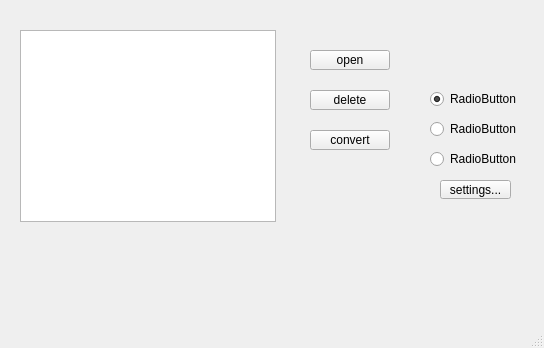
This is mainwindow.ui in znso4/imageconverter as Qt 5 draws it before an edit. The edited form follows.
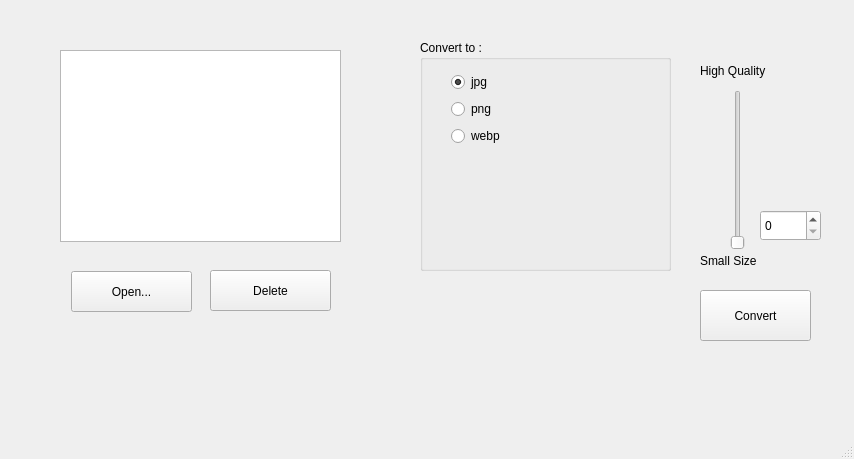
This is the edited form.

The edit to the form file:
```diff
--- a/mainwindow.ui
+++ b/mainwindow.ui
@@ -6,8 +6,8 @@
    <rect>
     <x>0</x>
     <y>0</y>
-    <width>544</width>
-    <height>348</height>
+    <width>854</width>
+    <height>459</height>
    </rect>
   </property>
   <property name="acceptDrops">
@@ -17,64 +17,64 @@
    <string>MainWindow</string>
   </property>
   <widget class="QWidget" name="centralWidget">
-   <widget class="QPushButton" name="pbAdd">
+   <widget class="QGroupBox" name="groupBox">
     <property name="geometry">
      <rect>
-      <x>310</x>
-      <y>50</y>
-      <width>80</width>
-      <height>20</height>
+      <x>420</x>
+      <y>40</y>
+      <width>251</width>
+      <height>231</height>
      </rect>
     </property>
-    <property name="text">
-     <string>open</string>
+    <property name="title">
+     <string>Convert to :</string>
     </property>
-   </widget>
-   <widget class="QPushButton" name="pbDelete">
-    <property name="geometry">
-     <rect>
-      <x>310</x>
-      <y>90</y>
-      <width>80</width>
-      <height>20</height>
-     </rect>
-    </property>
-    <property name="text">
-     <string>delete</string>
-    </property>
-   </widget>
-   <widget class="QToolButton" name="tbSettings">
-    <property name="geometry">
-     <rect>
-      <x>440</x>
-      <y>180</y>
-      <width>71</width>
-      <height>19</height>
-     </rect>
-    </property>
-    <property name="text">
-     <string>settings...</string>
-    </property>
-   </widget>
-   <widget class="QPushButton" name="pbStart">
-    <property name="geometry">
-     <rect>
-      <x>310</x>
-      <y>130</y>
-      <width>80</width>
-      <height>20</height>
-     </rect>
-    </property>
-    <property name="text">
-     <string>convert</string>
-    </property>
+    <widget class="QWidget" name="verticalLayoutWidget">
+     <property name="geometry">
+      <rect>
+       <x>20</x>
+       <y>20</y>
+       <width>160</width>
+       <height>101</height>
+      </rect>
+     </property>
+     <layout class="QVBoxLayout" name="verticalLayout">
+      <item>
+       <widget class="QRadioButton" name="rbJpg">
+        <property name="text">
+         <string>jpg</string>
+        </property>
+        <property name="checked">
+         <bool>true</bool>
+        </property>
+       </widget>
+      </item>
+      <item>
+       <widget class="QRadioButton" name="rbPng">
+        <property name="text">
+         <string>png</string>
+        </property>
+        <property name="checked">
+         <bool>false</bool>
+        </property>
+       </widget>
+      </item>
+      <item>
+       <widget class="QRadioButton" name="rbWebp">
+        <property name="text">
+         <string>webp</string>
+        </property>
+       </widget>
+      </item>
+     </layout>
+    </widget>
    </widget>
    <widget class="QListView" name="lvFiles">
     <property name="geometry">
      <rect>
-      <x>20</x>
-      <y>30</y>
-      <width>256</width>
+      <x>60</x>
+      <y>50</y>
+      <width>281</width>
       <height>192</height>
      </rect>
     </property>
@@ -94,46 +94,98 @@
      <enum>QAbstractItemView::ContiguousSelection</enum>
     </property>
    </widget>
-   <widget class="QRadioButton" name="rbJpeg">
+   <widget class="QPushButton" name="pbConvert">
     <property name="geometry">
      <rect>
-      <x>430</x>
+      <x>700</x>
+      <y>290</y>
+      <width>111</width>
+      <height>51</height>
+     </rect>
+    </property>
+    <property name="text">
+     <string>Convert</string>
+    </property>
+   </widget>
+   <widget class="QPushButton" name="pbAdd">
+    <property name="geometry">
+     <rect>
+      <x>71</x>
+      <y>271</y>
+      <width>121</width>
+      <height>41</height>
+     </rect>
+    </property>
+    <property name="text">
+     <string>Open...</string>
+    </property>
+   </widget>
+   <widget class="QPushButton" name="pbDelete">
+    <property name="geometry">
+     <rect>
+      <x>210</x>
+      <y>270</y>
+      <width>121</width>
+      <height>41</height>
+     </rect>
+    </property>
+    <property name="text">
+     <string>Delete</string>
+    </property>
+   </widget>
+   <widget class="QSlider" name="verticalSlider">
+    <property name="geometry">
+     <rect>
+      <x>730</x>
       <y>90</y>
-      <width>91</width>
-      <height>18</height>
+      <width>16</width>
+      <height>160</height>
      </rect>
     </property>
-    <property name="text">
-     <string>RadioButton</string>
+    <property name="maximum">
+     <number>100</number>
     </property>
-    <property name="checked">
-     <bool>true</bool>
+    <property name="orientation">
+     <enum>Qt::Vertical</enum>
     </property>
    </widget>
-   <widget class="QRadioButton" name="rbPng">
+   <widget class="QSpinBox" name="spinBox">
     <property name="geometry">
      <rect>
-      <x>430</x>
-      <y>120</y>
-      <width>91</width>
-      <height>18</height>
+      <x>760</x>
+      <y>210</y>
+      <width>61</width>
+      <height>31</height>
      </rect>
     </property>
+    <property name="maximum">
+     <number>100</number>
+    </property>
+   </widget>
+   <widget class="QLabel" name="label">
+    <property name="geometry">
+     <rect>
+      <x>700</x>
+      <y>60</y>
+      <width>81</width>
+      <height>21</height>
+     </rect>
+    </property>
     <property name="text">
-     <string>RadioButton</string>
+     <string>High Quality</string>
     </property>
    </widget>
-   <widget class="QRadioButton" name="rbWebp">
+   <widget class="QLabel" name="label_2">
     <property name="geometry">
      <rect>
-      <x>430</x>
-      <y>150</y>
-      <width>91</width>
-      <height>18</height>
+      <x>700</x>
+      <y>250</y>
+      <width>81</width>
+      <height>21</height>
      </rect>
     </property>
     <property name="text">
-     <string>RadioButton</string>
+     <string>Small Size</string>
     </property>
    </widget>
   </widget>
```
Left out of the diff: 80 changed lines with no effect on the pictures.
